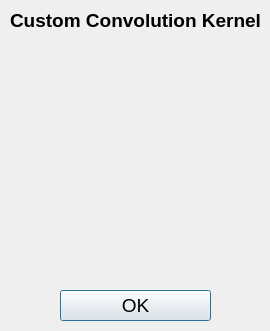
Before: the Qt Designer form GUI/convolutionqwidget.ui in JianchengZh/learning-image-processing, drawn with Qt 5.
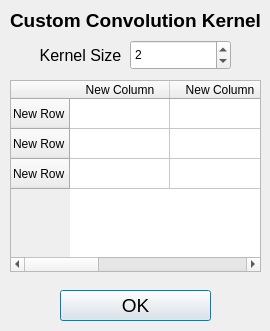
After: the same form once the commit is applied.

Patch:
```diff
--- a/GUI/convolutionqwidget.ui
+++ b/GUI/convolutionqwidget.ui
@@ -57,6 +57,91 @@
     <set>Qt::AlignCenter</set>
    </property>
   </widget>
+  <widget class="QTableWidget" name="tableWidget">
+   <property name="geometry">
+    <rect>
+     <x>10</x>
+     <y>80</y>
+     <width>251</width>
+     <height>192</height>
+    </rect>
+   </property>
+   <row>
+    <property name="text">
+     <string>New Row</string>
+    </property>
+   </row>
+   <row>
+    <property name="text">
+     <string>New Row</string>
+    </property>
+   </row>
+   <row>
+    <property name="text">
+     <string>New Row</string>
+    </property>
+   </row>
+   <column>
+    <property name="text">
+     <string>New Column</string>
+    </property>
+   </column>
+   <column>
+    <property name="text">
+     <string>New Column</string>
+    </property>
+   </column>
+   <column>
+    <property name="text">
+     <string>New Column</string>
+    </property>
+   </column>
+  </widget>
+  <widget class="QSpinBox" name="spinBox">
+   <property name="geometry">
+    <rect>
+     <x>130</x>
+     <y>40</y>
+     <width>101</width>
+     <height>30</height>
+    </rect>
+   </property>
+   <property name="minimum">
+    <number>1</number>
+   </property>
+   <property name="maximum">
+    <number>9</number>
+   </property>
+   <property name="singleStep">
+    <number>2</number>
+   </property>
+   <property name="value">
+    <number>2</number>
+   </property>
+  </widget>
+  <widget class="QLabel" name="label_2">
+   <property name="geometry">
+    <rect>
+     <x>10</x>
+     <y>40</y>
+     <width>141</width>
+     <height>30</height>
+    </rect>
+   </property>
+   <property name="font">
+    <font>
+     <pointsize>12</pointsize>
+     <weight>50</weight>
+     <bold>false</bold>
+    </font>
+   </property>
+   <property name="text">
+    <string>Kernel Size</string>
+   </property>
+   <property name="alignment">
+    <set>Qt::AlignCenter</set>
+   </property>
+  </widget>
  </widget>
  <resources/>
  <connections/>
```
